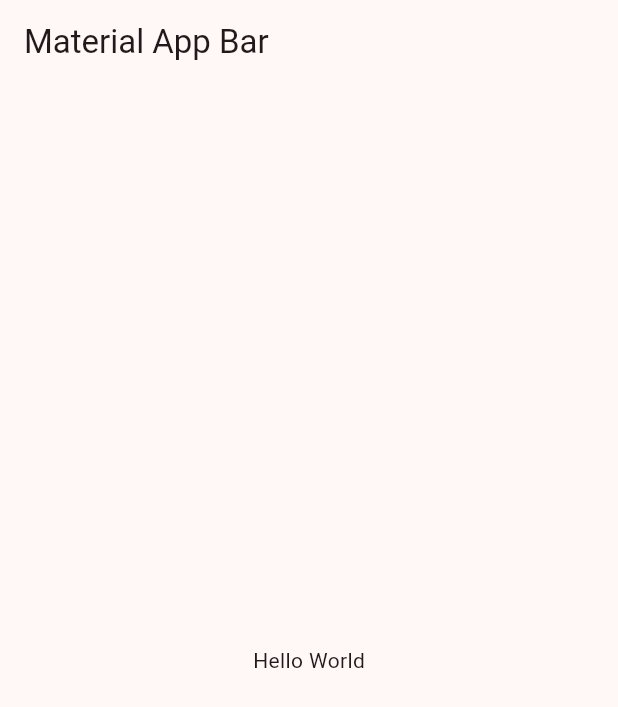
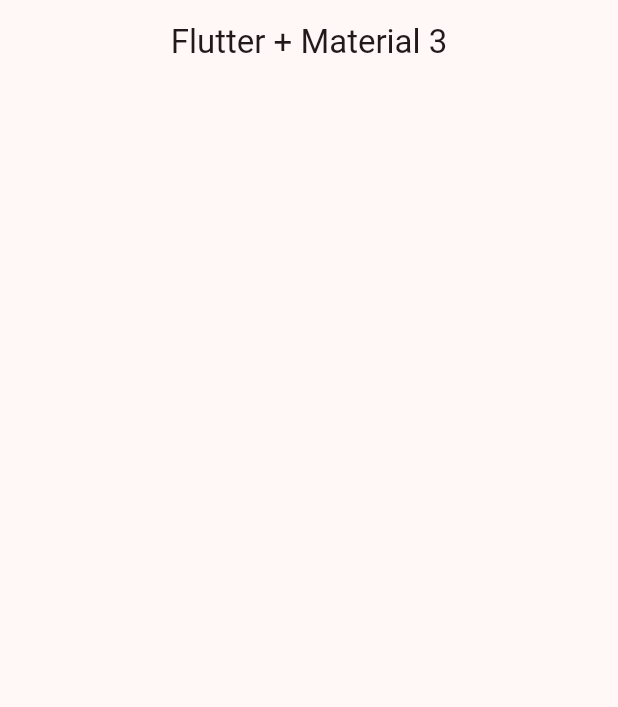
Before and after one commit to hernanspc/WidgetsApp, a Flutter app: the screen it shows after launch, on a phone screen of 412 x 824 dp. Shown: the top 707 px of the screen. Run offline on Flutter 3.47's test engine with Material 2 defaults, Android fonts, the phone set to English and light mode, and no system bars.

Commit message:
se agrega home_screen

```diff
--- a/lib/config/theme/app_theme.dart
+++ b/lib/config/theme/app_theme.dart
@@ -22,7 +22,9 @@ class AppTheme {
             'Selected color must be less or equal than ${colorList.length - 1}');
 
   ThemeData getTheme() => ThemeData(
-        useMaterial3: true,
-        colorSchemeSeed: colorList[selectedColor],
-      );
+      useMaterial3: true,
+      colorSchemeSeed: colorList[selectedColor],
+      appBarTheme: AppBarTheme(
+        centerTitle: true,
+      ));
 }
--- a/lib/main.dart
+++ b/lib/main.dart
@@ -1,5 +1,6 @@
 import 'package:flutter/material.dart';
 import 'package:widgets_app/config/theme/app_theme.dart';
+import 'package:widgets_app/presentation/screens/home_screen.dart';
 
 void main() => runApp(const MyApp());
 
@@ -12,14 +13,7 @@ class MyApp extends StatelessWidget {
       debugShowCheckedModeBanner: false,
       title: 'Material App',
       theme: AppTheme(selectedColor: 8).getTheme(),
-      home: Scaffold(
-        appBar: AppBar(
-          title: const Text('Material App Bar'),
-        ),
-        body: const Center(
-          child: Text('Hello World'),
-        ),
-      ),
+      home: const HomeScreen(),
     );
   }
 }
--- /dev/null
+++ b/lib/presentation/screens/home_screen.dart
@@ -0,0 +1,14 @@
+import 'package:flutter/material.dart';
+
+class HomeScreen extends StatelessWidget {
+  const HomeScreen({super.key});
+
+  @override
+  Widget build(BuildContext context) {
+    return Scaffold(
+      appBar: AppBar(
+        title: Text("Flutter + Material 3"),
+      ),
+    );
+  }
+}
```
Also changed, not shown: lib/config/menu/menu_items.dart (added, +30 -0 lines).
